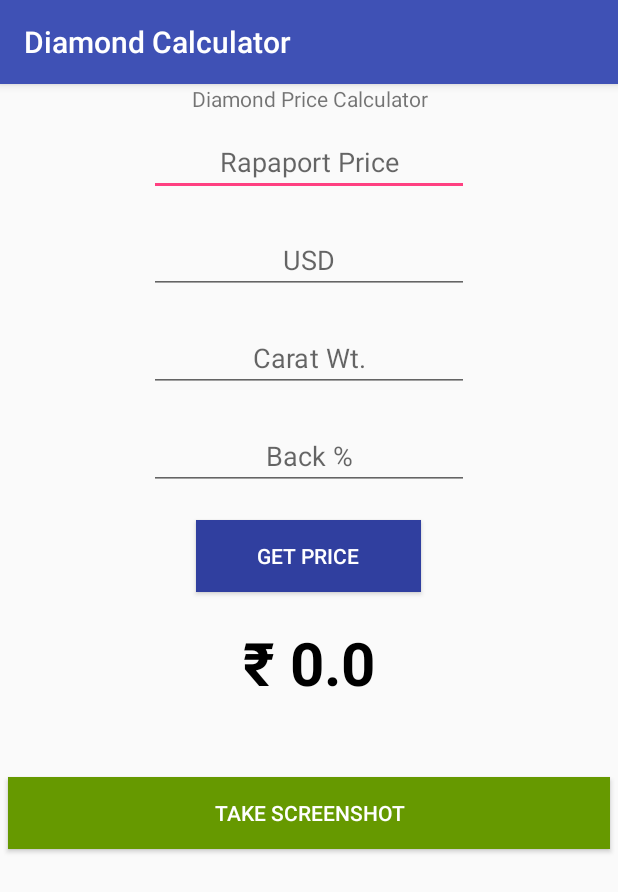
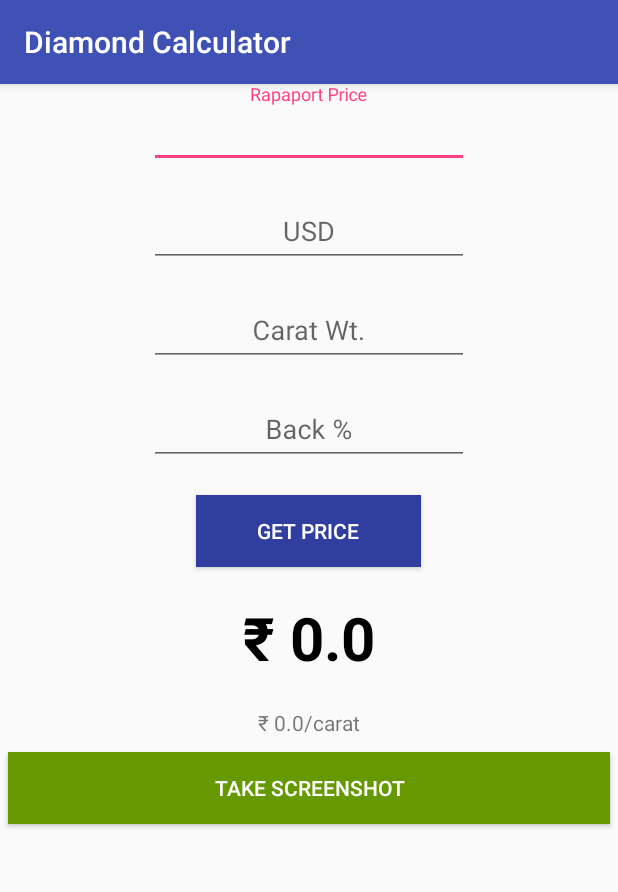
Before and after one commit to arnavjalui/Diamond-Price-Calculator, an Android app: the screen it shows after launch (MainActivity), on a phone screen of 412 x 824 dp. Shown: the top 892 px of the screen. Run offline under Robolectric (Android 15) with nearby library versions, the phone set to English and light mode, and no system bars.

Commit message:
Added runtime permissions for Memory Write and UI changes to MainActivity

```diff
--- a/app/build.gradle
+++ b/app/build.gradle
@@ -7,7 +7,7 @@ android {
         minSdkVersion 16
         targetSdkVersion 26
         versionCode 1
-        versionName "1.0"
+        versionName "1.1"
         testInstrumentationRunner "android.support.test.runner.AndroidJUnitRunner"
     }
     buildTypes {
@@ -25,4 +25,6 @@ dependencies {
     testImplementation 'junit:junit:4.12'
     androidTestImplementation 'com.android.support.test:runner:1.0.1'
     androidTestImplementation 'com.android.support.test.espresso:espresso-core:3.0.1'
+    compile fileTree(dir: 'libs', include: ['*.jar'])
+    compile 'com.android.support:design:26.1.0'
 }
--- a/app/src/main/res/layout/activity_main.xml
+++ b/app/src/main/res/layout/activity_main.xml
@@ -15,12 +15,10 @@
         android:orientation="vertical"
         tools:context="ml.arnavjalui.test.MainActivity">
 
-        <TextView
-            android:id="@+id/hello"
+
+        <android.support.design.widget.TextInputLayout
             android:layout_width="match_parent"
-            android:layout_height="wrap_content"
-            android:text="Diamond Price Calculator"
-            android:textAlignment="center"    />
+            android:layout_height="wrap_content">
 
             <EditText
                 android:id="@+id/rapo"
@@ -30,9 +28,18 @@
                 android:layout_marginBottom="10dp"
                 android:ems="10"
                 android:layout_gravity="center"
+                android:gravity="center"
                 android:hint="Rapaport Price"
                 android:inputType="number"
                 android:textAlignment="center" />
+
+
+        </android.support.design.widget.TextInputLayout>
+
+
+        <android.support.design.widget.TextInputLayout
+            android:layout_width="match_parent"
+            android:layout_height="wrap_content">
 
             <EditText
                 android:id="@+id/usd"
@@ -41,10 +48,17 @@
                 android:layout_marginTop="10dp"
                 android:layout_marginBottom="10dp"
                 android:layout_gravity="center"
+                android:gravity="center"
                 android:ems="10"
                 android:hint="USD"
                 android:textAlignment="center"
                 android:inputType="numberDecimal"/>
+
+        </android.support.design.widget.TextInputLayout>
+
+        <android.support.design.widget.TextInputLayout
+            android:layout_width="match_parent"
+            android:layout_height="wrap_content">
 
             <EditText
                 android:id="@+id/carat"
@@ -53,10 +67,17 @@
                 android:layout_marginTop="10dp"
                 android:layout_marginBottom="10dp"
                 android:layout_gravity="center"
+                android:gravity="center"
                 android:ems="10"
                 android:hint="Carat Wt."
                 android:textAlignment="center"
                 android:inputType="numberDecimal"/>
+
+        </android.support.design.widget.TextInputLayout>
+
+        <android.support.design.widget.TextInputLayout
+            android:layout_width="match_parent"
+            android:layout_height="wrap_content">
 
             <EditText
                 android:id="@+id/back"
@@ -65,10 +86,13 @@
                 android:layout_marginTop="10dp"
                 android:layout_marginBottom="10dp"
                 android:layout_gravity="center"
+                android:gravity="center"
                 android:ems="10"
                 android:hint="Back %"
                 android:textAlignment="center"
                 android:inputType="numberDecimal"/>
+
+        </android.support.design.widget.TextInputLayout>
 
         <Button
             android:id="@+id/button"
@@ -99,15 +123,16 @@
             android:id="@+id/diamPricePerCarat"
             android:layout_width="wrap_content"
             android:layout_height="wrap_content"
+            android:layout_gravity="center"
+            android:layout_marginBottom="10dp"
             android:layout_marginTop="10dp"
-            android:layout_marginBottom="10dp"
-            android:layout_gravity="center"
-            android:text="" />
+            android:text="@string/rs00pc" />
 
         <Button
             android:id="@+id/takeSS"
             android:layout_width="match_parent"
             android:layout_height="wrap_content"
+            android:layout_marginBottom="5sp"
             android:layout_marginLeft="5sp"
             android:layout_marginRight="5sp"
             android:background="@android:color/holo_green_dark"
--- a/app/src/main/res/values/strings.xml
+++ b/app/src/main/res/values/strings.xml
@@ -2,4 +2,5 @@
     <string name="app_name">Diamond Calculator</string>
     <string name="rs00">\u20B9 0.0</string>
     <string name="screenshot">Take Screenshot</string>
+    <string name="rs00pc">\u20B9 0.0/carat</string>
 </resources>
```
Also changed, not shown: app/src/main/java/ml/arnavjalui/diamondcalculator/MainActivity.java (+91 -38 lines). Lines whose indentation alone changed are shown as unchanged.
